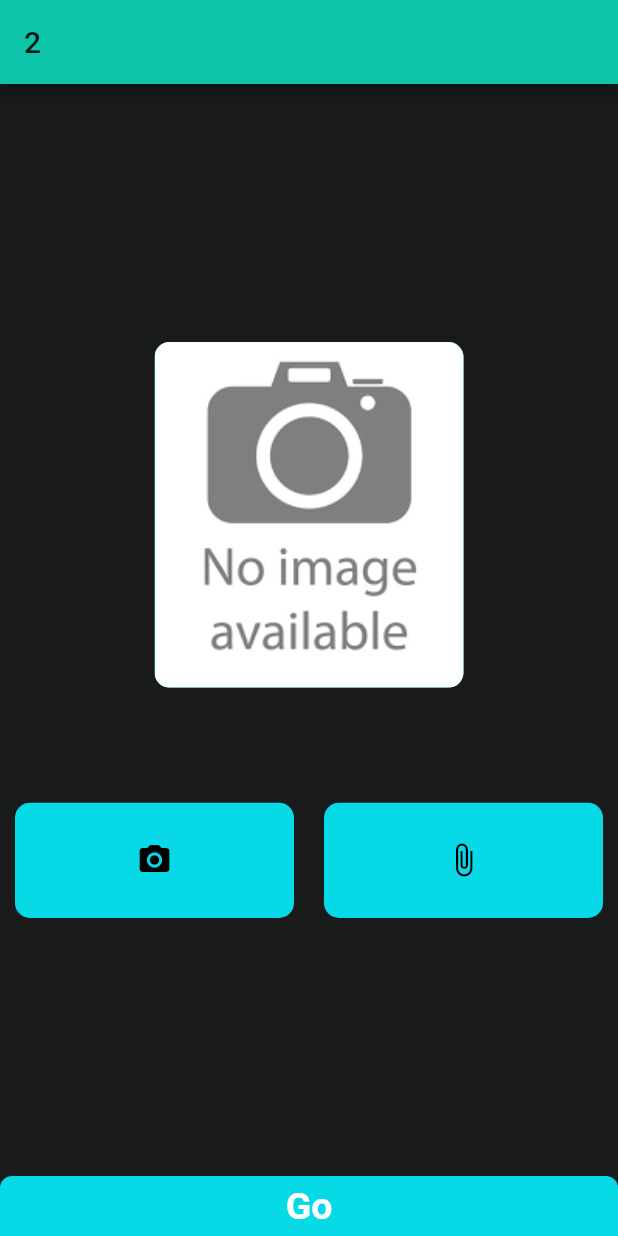
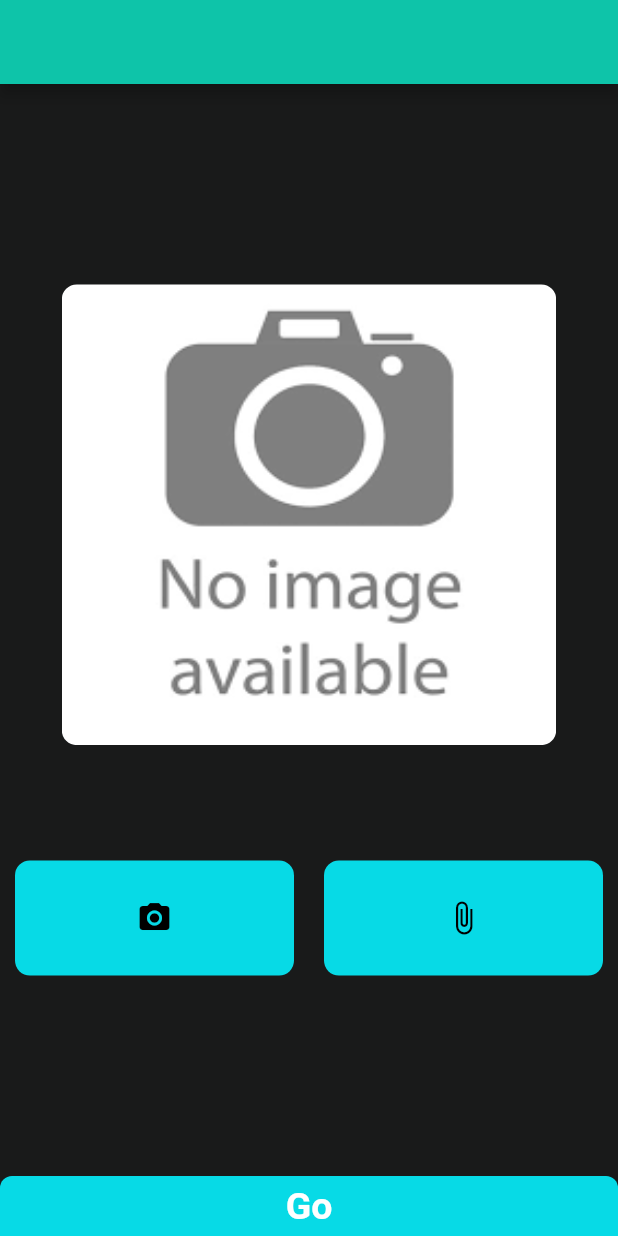
Before and after one commit to aditya1271/ProjectWorkApp, a Flutter app: the screen it shows after launch, after a tap on the "add" icon, on a phone screen of 412 x 824 dp. Run offline on Flutter 3.47's test engine with Material 2 defaults, Android fonts, the phone set to English and light mode, and no system bars; our stand-ins replace image_picker, shared_preferences.

Commit message:
Adding depencies Device preview.

```diff
--- a/v1/lib/Widgets/ImagePreview.dart
+++ b/v1/lib/Widgets/ImagePreview.dart
@@ -18,7 +18,8 @@ class _ImagePreviewState extends State<ImagePreview> {
         child: img == null
             ? Image.asset(
                 'assets/images/no_image.png',
-                fit: BoxFit.cover,
+                fit: BoxFit.fill
+          ,
               )
             : FittedBox(child: img,fit: BoxFit.fill,));
   }
--- a/v1/lib/main.dart
+++ b/v1/lib/main.dart
@@ -22,7 +22,8 @@ class MyApp extends StatelessWidget {
         theme: ThemeData(
           primaryColor: Color.fromRGBO(14, 196, 169, 1),
           accentColor: Color.fromRGBO(7, 218, 230, 1),
-          canvasColor: Color.fromRGBO(25, 26, 26, 1)
+          canvasColor: Color.fromRGBO(25, 26, 26, 1),
+
         ),
       ),
     );
@@ -39,7 +40,7 @@ class _HomeAppState extends State<HomeApp> {
   Widget build(BuildContext context) {
     return Scaffold(
       appBar: AppBar(
-        title: Text("2"),
+        title: Text(""),
       ),
       body: Consumer<FirstTimeProvider>(
         builder: (context, val, _) => FutureBuilder(
--- a/v1/lib/screen/imageinputscreen.dart
+++ b/v1/lib/screen/imageinputscreen.dart
@@ -22,11 +22,11 @@ class ImageInputScreen extends StatelessWidget {
                   borderRadius: BorderRadius.all(
                     Radius.circular(10),
                   ),
-                  color: Theme.of(context).primaryColor,
+                  //color: Theme.of(context).primaryColor,
                 ),
                 child: ImagePreview(),
-                height: contraints.maxHeight * 0.3,
-                width: contraints.maxWidth * 0.5,
+                height: contraints.maxHeight * 0.4,
+                width: contraints.maxWidth * 0.8,
               ),
               SizedBox(
                 height: contraints.maxHeight * 0.1,
--- a/v1/pubspec.yaml
+++ b/v1/pubspec.yaml
@@ -22,6 +22,7 @@ dependencies:
   shared_preferences: ^0.5.6+3
   provider: ^4.0.5
   image_picker: ^0.6.5
+  device_preview: ^0.4.4
 
 
   # The following adds the Cupertino Icons font to your application.
```
Also changed, not shown: v1/pubspec.lock.
